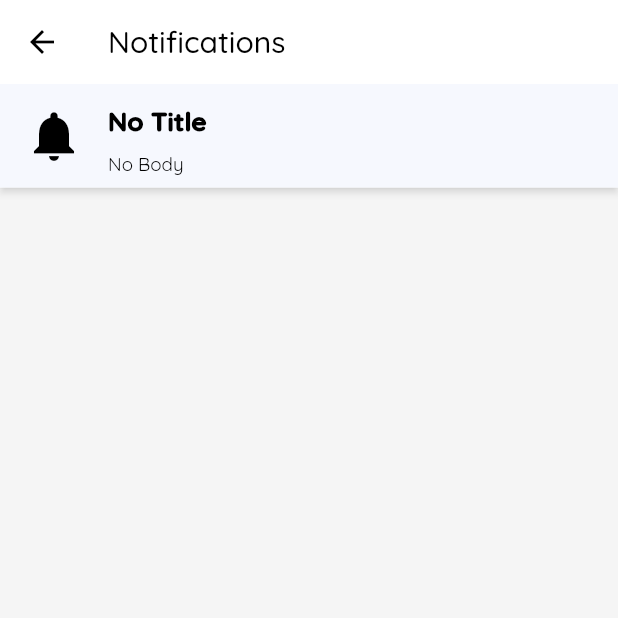
After one commit to Anurag607/zenify, a Flutter app: the NotificationPage screen opened by its route, on a phone screen of 412 x 824 dp, the top half of it. The commit adds this screen. Run offline on Flutter 3.47's test engine with Material 2 defaults, Android fonts, the light colour scheme and no system bars; our stand-ins replace cloud_firestore, curved_navigation_bar, device_info_plus, firebase_core, firebase_messaging, flutter_dotenv and 16 more; missing offline and left inert: day_night_time_picker; accounts and stored records are empty; network calls fail.

Commit message:
added support for push notifications

```diff
--- /dev/null
+++ b/lib/pages/notification_page.dart
@@ -0,0 +1,58 @@
+import 'package:flutter/material.dart';
+import 'package:hexcolor/hexcolor.dart';
+
+class NotificationPage extends StatelessWidget {
+  const NotificationPage({super.key});
+
+  static const route = '/notification';
+
+  @override
+  Widget build(BuildContext context) {
+    final message = ModalRoute.of(context)!.settings.arguments as dynamic;
+    return Scaffold(
+      backgroundColor: Colors.grey.shade100,
+      appBar: AppBar(
+        title: const Text('Notifications'),
+      ),
+      body: Center(
+        child: Column(
+          mainAxisAlignment: MainAxisAlignment.start,
+          children: [
+            Material(
+              elevation: 2,
+              shadowColor: HexColor("#fefefe"),
+              child: Container(
+                decoration: BoxDecoration(
+                  color: HexColor("#f6f8fe"),
+                ),
+                child: ListTile(
+                  onTap: () {},
+                  leading: const Icon(Icons.notifications, size: 40),
+                  title: Container(
+                    margin: const EdgeInsets.only(top: 5),
+                    child: Text(
+                      message?.notification.title! ?? "No Title",
+                      style: const TextStyle(
+                        fontSize: 17.5,
+                        fontWeight: FontWeight.w900,
+                      ),
+                    ),
+                  ),
+                  subtitle: Container(
+                    margin: const EdgeInsets.only(top: 10),
+                    child: Text(
+                      message?.notification.body! ?? "No Body",
+                      style: const TextStyle(
+                        fontSize: 12.5,
+                      ),
+                    ),
+                  ),
+                ),
+              ),
+            ),
+          ],
+        ),
+      ),
+    );
+  }
+}
```
Also changed, not shown: lib/fcm_api.dart (added, +185 -0 lines), lib/main.dart (+25 -1 lines), pubspec.yaml (+7 -0 lines), pubspec.lock, 7 other files.
